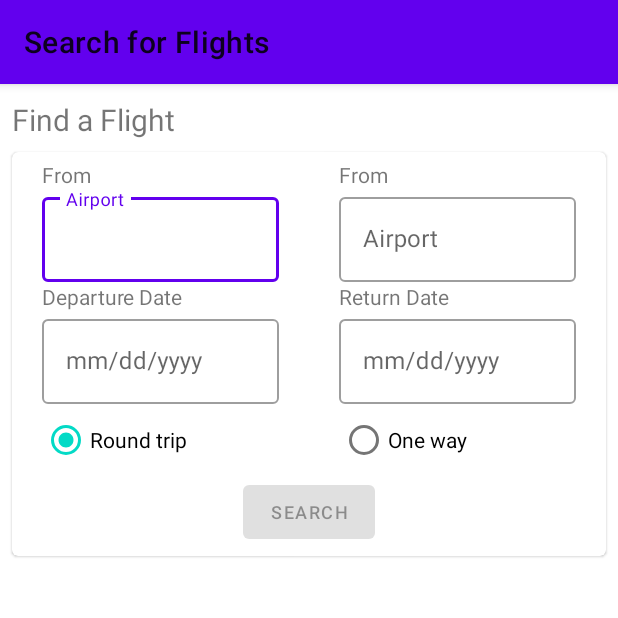
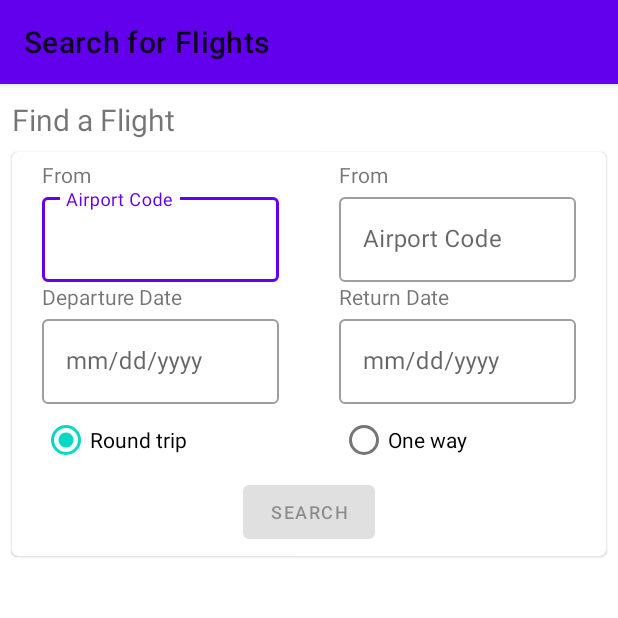
Before and after one commit to amandaf360/FlightCompare, an Android app: the screen it shows after launch (MainActivity), on a phone screen of 412 x 824 dp, the top half of it. Run offline under Robolectric (Android 15) with nearby library versions, the phone set to English and light mode, and no system bars; our stand-ins replace Firebase (no records; nobody signed in at launch, a user with empty details on screens opened directly).

Commit message:
changing up search flights

```diff
--- a/app/src/main/res/layout/fragment_search_flights.xml
+++ b/app/src/main/res/layout/fragment_search_flights.xml
@@ -1,5 +1,6 @@
 <?xml version="1.0" encoding="utf-8"?>
 <FrameLayout xmlns:android="http://schemas.android.com/apk/res/android"
+    xmlns:app="http://schemas.android.com/apk/res-auto"
     xmlns:tools="http://schemas.android.com/tools"
     android:id="@+id/fragment_search_flights"
     android:layout_width="match_parent"
@@ -63,7 +64,7 @@
                             style="@style/Widget.MaterialComponents.TextInputLayout.OutlinedBox"
                             android:layout_width="match_parent"
                             android:layout_height="wrap_content"
-                            android:hint="@string/airport">
+                            android:hint="@string/airport_code_hint">
 
                             <!-- "From" airport edit text -->
 
@@ -97,7 +98,7 @@
                             android:layout_width="match_parent"
                             android:layout_height="wrap_content"
                             android:layout_marginHorizontal="20dp"
-                            android:hint="@string/airport">
+                            android:hint="@string/airport_code_hint">
 
                             <com.google.android.material.textfield.TextInputEditText
                                 android:id="@+id/to_airport_edit"
@@ -170,6 +171,7 @@
                             android:layout_height="wrap_content"
                             android:layout_marginHorizontal="20dp"
                             android:hint="@string/date_format">
+<!--                            app:errorEnabled="true"-->
                             <!--                            app:endIconContentDescription="Custom description"-->
                             <!--                            app:endIconDrawable="@drawable/ic_date"-->
                             <!--                            app:endIconMode="custom">-->
--- a/app/src/main/res/values/strings.xml
+++ b/app/src/main/res/values/strings.xml
@@ -9,7 +9,7 @@
     <string name="search_flight">Search</string>
     <string name="dest_from">From</string>
     <string name="dest_to">To</string>
-    <string name="airport">Airport</string>
+    <string name="airport_code_hint">Airport Code</string>
     <string name="depart_date">Departure Date</string>
     <string name="return_date">Return Date</string>
     <string name="date_format">mm/dd/yyyy</string>
```
Also changed, not shown: app/src/main/java/com/example/flightcompare/FlightsTab/SearchFlights.java (+82 -4 lines).
